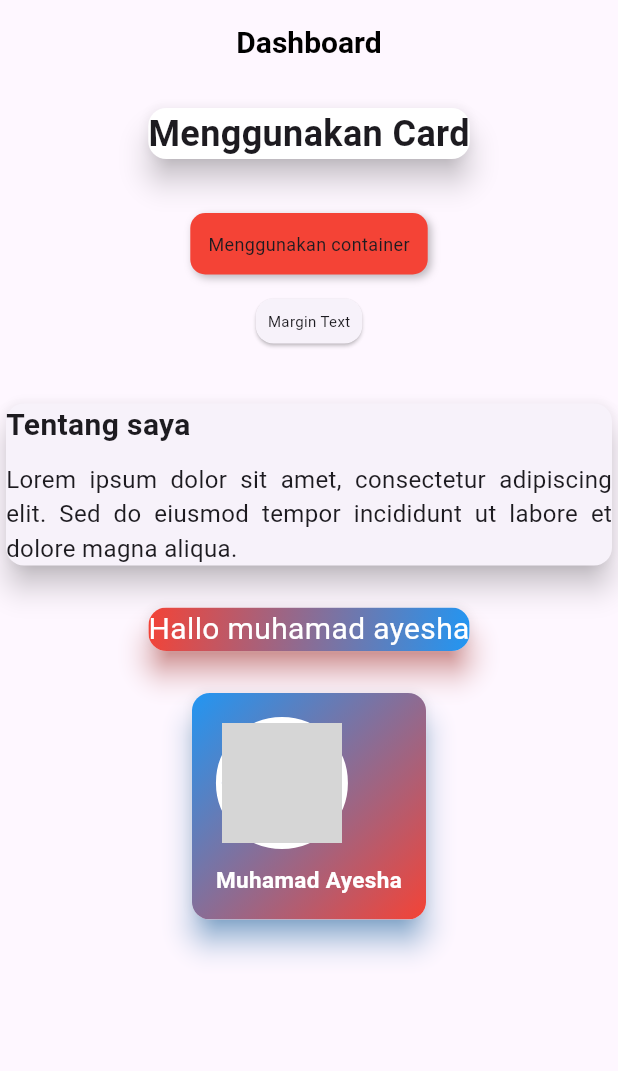
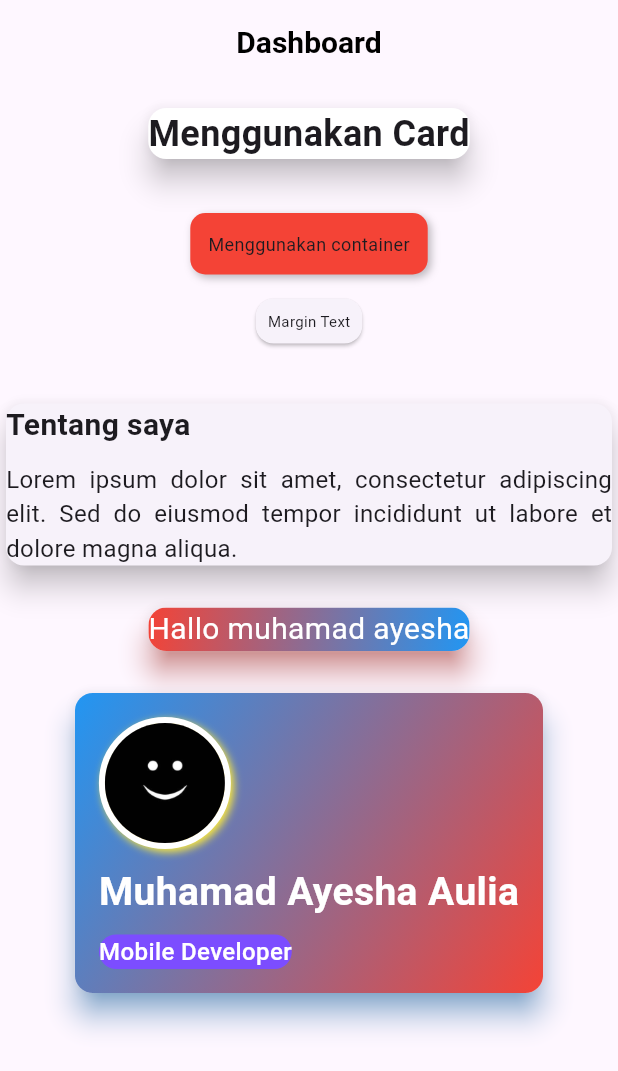
Before and after one commit to muhamadayeshaaulia/week_8_card, a Flutter app: the screen it shows after launch, on a phone screen of 412 x 824 dp. Shown: the top 1071 px of the screen. Run offline on Flutter 3.47's test engine with Material 3 defaults, Android fonts, the light colour scheme and no system bars; grey boxes are pictures that could not be loaded.

Commit message:
membuat container untuk menambahkan text tag sebagai mobile developer

```diff
--- a/lib/latihan_card.dart
+++ b/lib/latihan_card.dart
@@ -107,21 +107,42 @@ class MycardNight extends StatelessWidget {
                           color: Colors.white,
                           width: 4,
                         ),
+                        boxShadow: [
+                          BoxShadow(
+                            color: Colors.yellow,
+                            blurRadius: 4,
+                            offset: Offset(2, 2),
+                          ),
+                        ],
                       ),
                       child: CircleAvatar(
                         radius: 40,
-                        backgroundImage: NetworkImage('https://i.pravatar.cc/150?img=3'),
+                        backgroundImage: AssetImage('assets/images/profile.jpg'),
                       ),
                     ),
                     SizedBox(height: 10),
                     Text(
-                      'Muhamad Ayesha',
+                      'Muhamad Ayesha Aulia',
                       style: TextStyle(
-                        fontSize: 15,
+                        fontSize: 26,
                         fontWeight: FontWeight.bold,
                         color: Colors.white,
-
-                      ),textAlign: TextAlign.center,
+                      ),
+                    ),
+                    SizedBox(height: 10),
+                    Container(
+                      decoration: BoxDecoration(
+                        color: Colors.deepPurpleAccent,
+                        borderRadius: BorderRadius.circular(20),
+                      ),
+                      child: const Text(
+                        'Mobile Developer',
+                        style: TextStyle(
+                          fontSize: 16,
+                          color: Colors.white,
+                          fontWeight: FontWeight.w500,
+                        ),
+                      ),
                     ),
                   ],
                 ),
```
